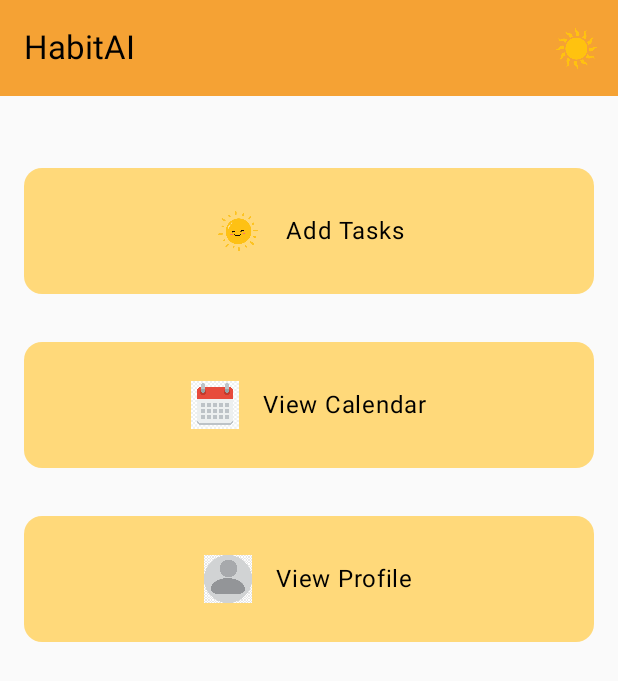
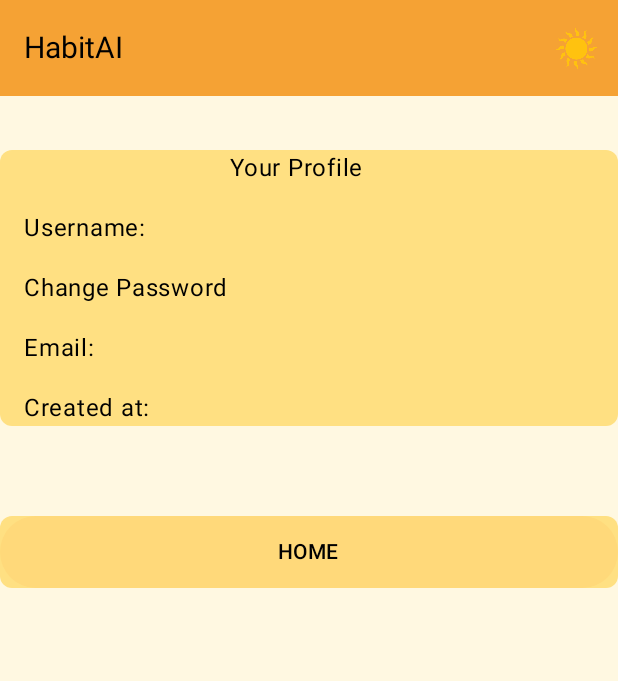
Before and after one commit to tjklint/habIT, an Android app built with Jetpack Compose: the HomeScreen screen opened through its navigation route, after a tap on "View Profile", on a phone screen of 412 x 824 dp. Shown: the top 681 px of the screen. Run offline under Robolectric (Android 15) with nearby library versions, the phone set to English and light mode, and no system bars; our stand-ins replace Firebase (no records; nobody signed in at launch, a user with empty details on screens opened directly); Roboto replaces fonts that are not available here.

Commit message:
Made profile screen and added navigation.

```diff
--- a/app/src/main/java/com/example/habitai/HomeScreen.kt
+++ b/app/src/main/java/com/example/habitai/HomeScreen.kt
@@ -14,10 +14,12 @@ import androidx.compose.ui.res.painterResource
 import androidx.compose.ui.text.font.FontFamily
 import androidx.compose.ui.unit.dp
 import androidx.compose.ui.tooling.preview.Preview
+import androidx.navigation.NavController
 import com.example.habitai.ui.theme.HabITAITheme
 @OptIn(ExperimentalMaterial3Api::class)
 @Composable
 fun HomeScreen() {
+    val navController = LocalNavController.current
     Column(modifier = Modifier.fillMaxSize()) {
 
         TopAppBar(
@@ -48,21 +50,21 @@ fun HomeScreen() {
             verticalArrangement = Arrangement.spacedBy(16.dp)
         ) {
             // "Add Tasks" Button
-            ButtonWithImage(text = "Add Tasks", imageRes = R.drawable.smiling_sun)
+            ButtonWithImage(text = "Add Tasks", imageRes = R.drawable.smiling_sun,"task_screen",navController)
 
             // "View Calendar" Button
-            ButtonWithImage(text = "View Calendar", imageRes = R.drawable.calendar)
+            ButtonWithImage(text = "View Calendar", imageRes = R.drawable.calendar,"calendar_screen",navController)
 
             // "View Profile" Button
-            ButtonWithImage(text = "View Profile", imageRes = R.drawable.profile)
+            ButtonWithImage(text = "View Profile", imageRes = R.drawable.profile,"profile_screen",navController)
         }
     }
 }
 
 @Composable
-fun ButtonWithImage(text: String, imageRes: Int) {
+fun ButtonWithImage(text: String, imageRes: Int,navigation:String,navController: NavController) {
     Button(
-        onClick = {  },
+        onClick = {navController.navigate(navigation) },
         modifier = Modifier
             .fillMaxWidth()
             .height(100.dp)
--- a/app/src/main/java/com/example/habitai/MainActivity.kt
+++ b/app/src/main/java/com/example/habitai/MainActivity.kt
@@ -32,6 +32,9 @@ class MainActivity : ComponentActivity() {
                         composable("home_screen") {
                             HomeScreen()
                         }
+                        composable("profile_screen"){
+                            ProfileScreen()
+                        }
 
                     }
                 }
--- /dev/null
+++ b/app/src/main/java/com/example/habitai/ProfileScreen.kt
@@ -0,0 +1,109 @@
+package com.example.habitai
+
+import androidx.compose.foundation.Image
+import androidx.compose.foundation.background
+import androidx.compose.foundation.layout.Arrangement
+import androidx.compose.foundation.layout.Box
+import androidx.compose.foundation.layout.Column
+import androidx.compose.foundation.layout.Spacer
+import androidx.compose.foundation.layout.fillMaxSize
+import androidx.compose.foundation.layout.fillMaxWidth
+import androidx.compose.foundation.layout.height
+import androidx.compose.foundation.layout.padding
+import androidx.compose.foundation.layout.size
+import androidx.compose.foundation.shape.RoundedCornerShape
+import androidx.compose.material3.Button
+import androidx.compose.material3.ButtonDefaults
+import androidx.compose.material3.ExperimentalMaterial3Api
+import androidx.compose.material3.IconButton
+import androidx.compose.material3.MaterialTheme
+import androidx.compose.material3.Text
+import androidx.compose.material3.TopAppBar
+import androidx.compose.material3.TopAppBarDefaults
+import androidx.compose.runtime.Composable
+import androidx.compose.ui.Alignment
+import androidx.compose.ui.Modifier
+import androidx.compose.ui.graphics.Color
+import androidx.compose.ui.res.painterResource
+import androidx.compose.ui.tooling.preview.Preview
+import androidx.compose.ui.unit.dp
+import androidx.compose.ui.unit.sp
+import com.example.habitai.ui.theme.HabITAITheme
+
+@OptIn(ExperimentalMaterial3Api::class)
+@Composable
+fun ProfileScreen() {
+    val navController = LocalNavController.current
+    Box(
+        modifier = Modifier
+            .fillMaxSize()
+            .background(Color(0xFFFFF8E1))
+    ) {
+        TopAppBar(
+            title = {
+                Text(text = "HabitAI", color = Color.Black, fontSize = 20.sp)
+            },
+            actions = {
+                IconButton(onClick = {  }) {
+                    Image(
+                        painter = painterResource(id = R.drawable.sun),
+                        contentDescription = "Icon",
+                        modifier = Modifier.size(30.dp)
+                    )
+                }
+            },
+            colors = TopAppBarDefaults.smallTopAppBarColors(containerColor = Color(0xFFF5A234)), // Customize the color
+            modifier = Modifier.fillMaxWidth()
+        )
+        Column(
+            modifier = Modifier.fillMaxSize(),
+        ) {
+
+
+            Spacer(modifier = Modifier.height(100.dp))
+
+
+            Column(
+                modifier = Modifier
+                    .fillMaxWidth()
+                    .background(
+                        Color(0xFFFFE082),
+                        shape = RoundedCornerShape(8.dp)
+                    )
+                    .padding(horizontal = 16.dp)
+                    .padding(end = 16.dp),
+                verticalArrangement = Arrangement.spacedBy(16.dp)
+
+            ) {
+                Text(
+                    text = "Your Profile",
+                    modifier = Modifier.align(Alignment.CenterHorizontally)
+                )
+                Text(text = "Username:")
+                Text(text = "Change Password")
+                Text(text = "Email:")
+                Text(text = "Created at:")
+            }
+
+            Spacer(modifier = Modifier.height(60.dp))
+
+            Button(
+                onClick = { navController.navigate("home_screen") },
+                modifier = Modifier
+                    .fillMaxWidth()
+                    .height(48.dp)
+                    .background(Color(0xFFFFE082), shape = RoundedCornerShape(8.dp)),
+                colors = ButtonDefaults.buttonColors(containerColor = Color(0xFFFFD97A))
+            ) {
+                Text(text = "HOME",color = Color.Black)
+            }
+        }
+    }
+}
+@Preview(showBackground = true)
+@Composable
+fun ProfileScreenPreview() {
+    HabITAITheme {
+        ProfileScreen()
+    }
+}
```
